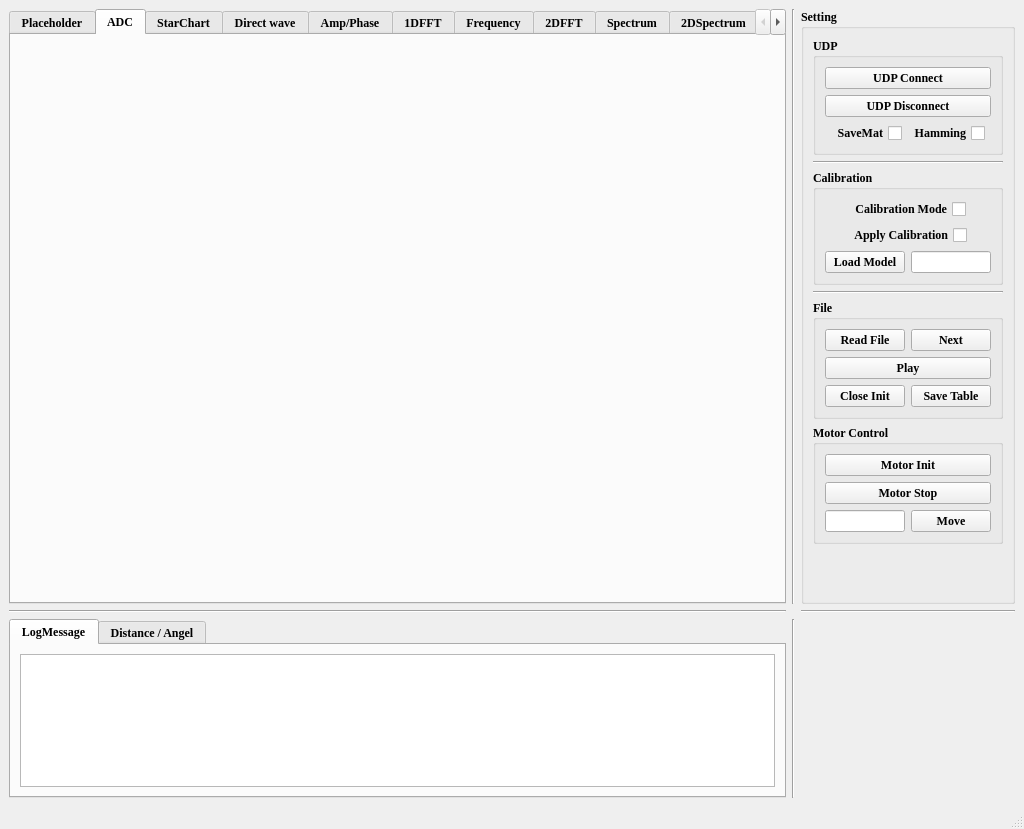
This is Radar_UDP.ui in CruzeOliver/FMCW-Radar-GUI as Qt 5 draws it before an edit. The edited form follows.
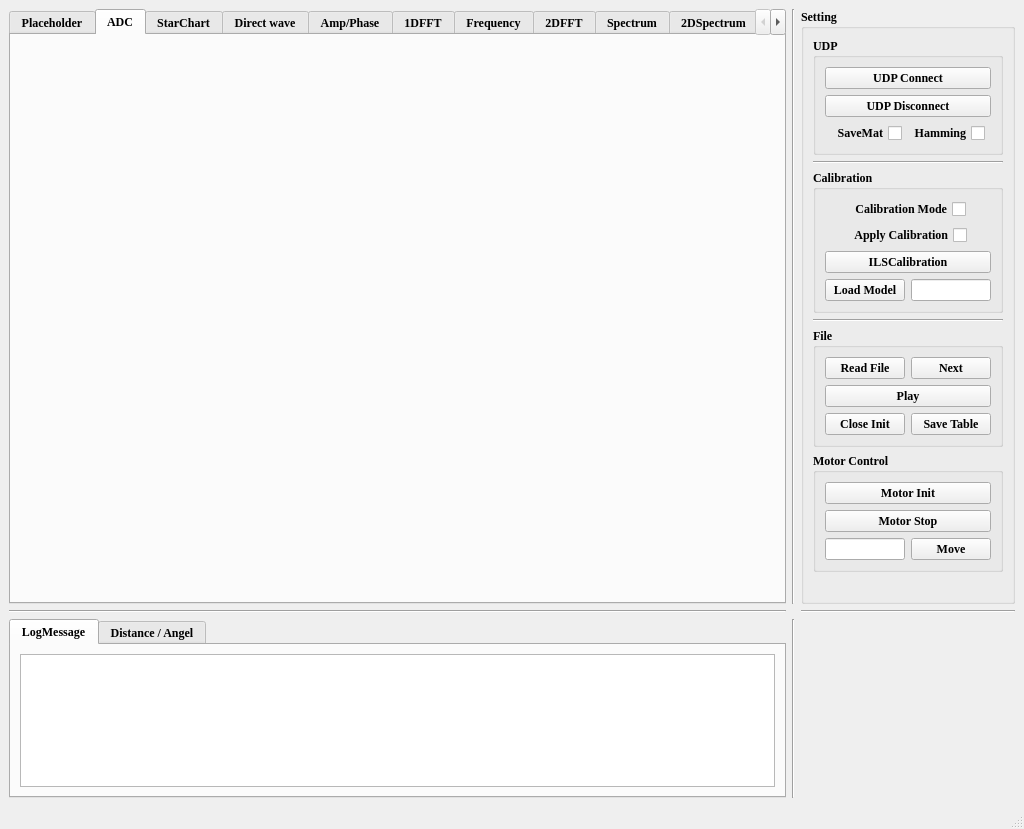
This is the edited form.

Commit message: add a button  and adjust the code to fit the schedule of the ILSCalibration

What changed in the file:
```diff
--- a/Radar_UDP.ui
+++ b/Radar_UDP.ui
@@ -227,6 +227,17 @@
             </item>
            </layout>
           </item>
+          <item>
+           <layout class="QHBoxLayout" name="horizontalLayout_14">
+            <item>
+             <widget class="QPushButton" name="pushButton">
+              <property name="text">
+               <string>ILSCalibration</string>
+              </property>
+             </widget>
+            </item>
+           </layout>
+          </item>
           <item>
            <layout class="QHBoxLayout" name="horizontalLayout_11">
             <item>
```
Left out of the diff: 35 changed lines with no effect on the pictures. The commit also changes 2 other files.
